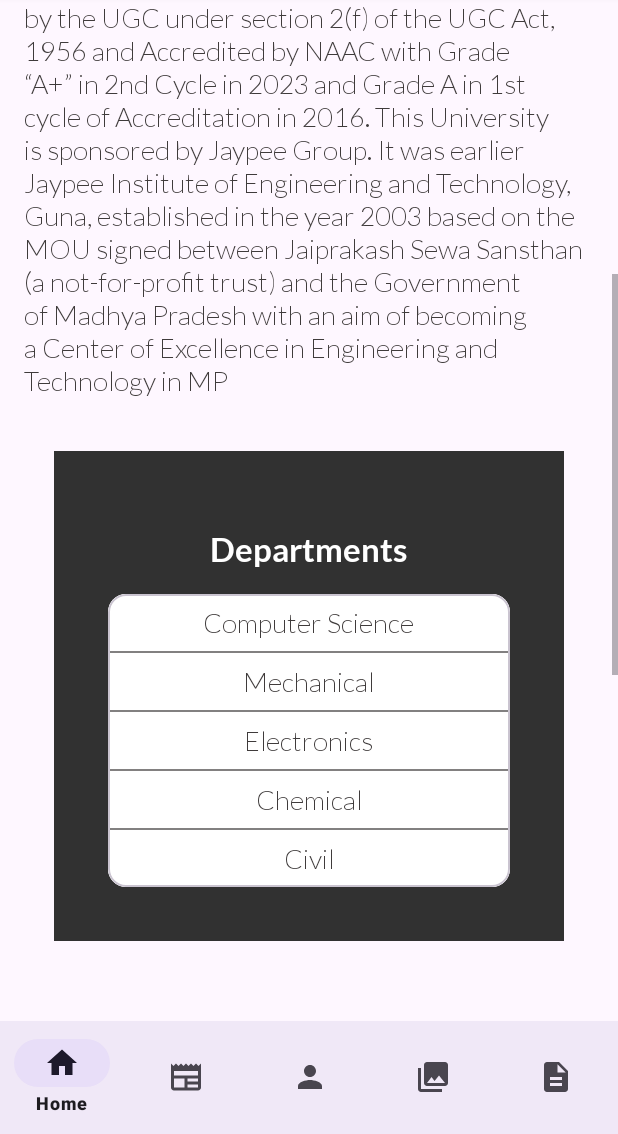
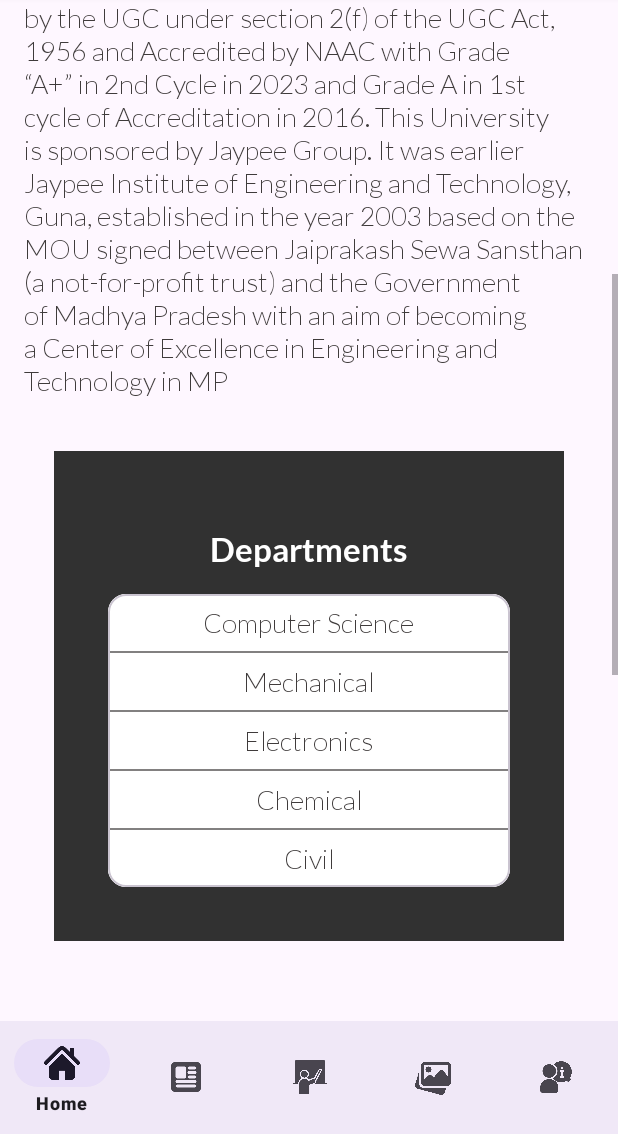
Before and after one commit to TheScriptRailoth/College-App, an Android app: the screen it shows after launch (MainActivity), scrolled down 478 dp, on a phone screen of 412 x 824 dp, the part 102-1236 px from its top. Run offline under Robolectric (Android 15) with nearby library versions, the phone set to English and light mode, and no system bars; our stand-ins replace navigation-ui.

Commit message:
COLLEGE APP: Updated Icon Pack
Signed-off-by: TheScriptRailoth <am3718440@gmail.com>

```diff
--- a/app/src/main/res/menu/bottom_nav.xml
+++ b/app/src/main/res/menu/bottom_nav.xml
@@ -3,27 +3,27 @@
 
     <item android:id="@id/navigation_home"
         android:title="Home"
-        android:icon="@drawable/ic_home">
+        android:icon="@drawable/home_icon">
 
     </item>
     <item android:id="@id/navigation_notice"
         android:title="Notice"
-        android:icon="@drawable/ic_notice">
+        android:icon="@drawable/newsfeed">
 
     </item>
     <item android:id="@id/navigation_faculty"
         android:title="Faculty"
-        android:icon="@drawable/ic_faculty">
+        android:icon="@drawable/teacher">
 
     </item>
     <item android:id="@id/navigation_gallery"
         android:title="Gallery"
-        android:icon="@drawable/ic_gallery">
+        android:icon="@drawable/gallery">
 
     </item>
     <item android:id="@id/navigation_about"
         android:title="About"
-        android:icon="@drawable/ic_about">
+        android:icon="@drawable/info">
 
     </item>
 
```
Also changed, not shown: app/src/main/res/drawable/gallery.png (added), app/src/main/res/drawable/home_icon.png (added), app/src/main/res/drawable/info.png (added), app/src/main/res/drawable/newsfeed.png (added), app/src/main/res/drawable/teacher.png (added).
